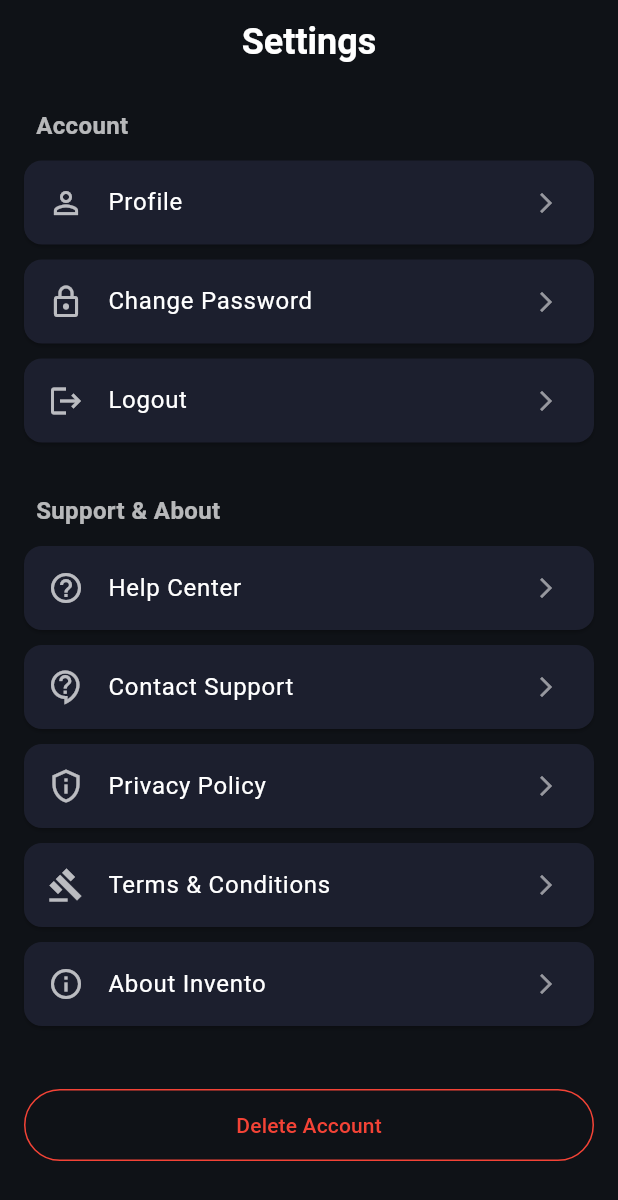
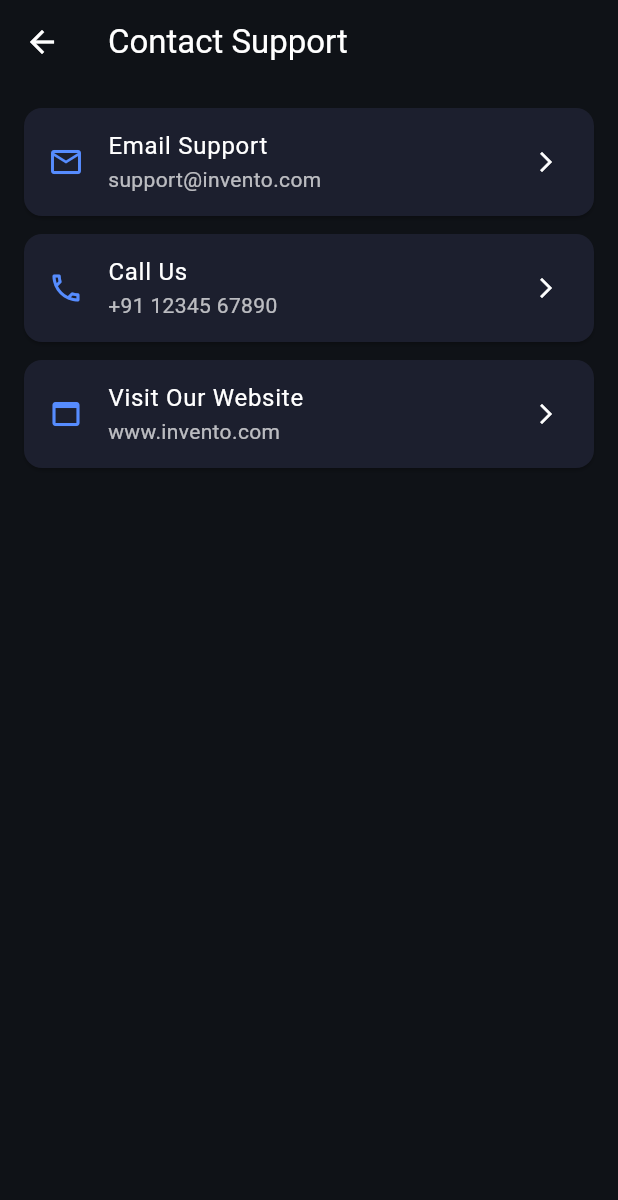
Before and after one commit to RvShivam/invento, a Flutter app: the SettingsScreen screen opened directly, after a tap on "Contact Support", on a phone screen of 412 x 824 dp. Shown: the top 1200 px of the screen. Run offline on Flutter 3.47's test engine with Material 3 defaults, Android fonts, the phone set to English and light mode, and no system bars; our stand-ins replace csv, fl_chart, pdf, printing; missing offline and left inert: file_saver.

Commit message:
Settings screen done

```diff
--- /dev/null
+++ b/lib/screens/contact_us_screen.dart
@@ -0,0 +1,70 @@
+import 'package:flutter/material.dart';
+import 'package:url_launcher/url_launcher.dart';
+
+class ContactUsScreen extends StatelessWidget {
+  const ContactUsScreen({super.key});
+
+  // Helper to launch URLs (mailto for email, tel for phone)
+  Future<void> _launchURL(String url) async {
+    final Uri uri = Uri.parse(url);
+    if (!await launchUrl(uri)) {
+      debugPrint('Could not launch $url');
+    }
+  }
+
+  @override
+  Widget build(BuildContext context) {
+    return Scaffold(
+      appBar: AppBar(
+        title: const Text('Contact Support'),
+        backgroundColor: Colors.transparent,
+      ),
+      body: ListView(
+        padding: const EdgeInsets.all(16.0),
+        children: [
+          _buildContactCard(
+            context: context,
+            icon: Icons.email_outlined,
+            title: 'Email Support',
+            subtitle: 'support@invento.com',
+            onTap: () => _launchURL('mailto:support@invento.com'),
+          ),
+          _buildContactCard(
+            context: context,
+            icon: Icons.phone_outlined,
+            title: 'Call Us',
+            subtitle: '+91 12345 67890',
+            onTap: () => _launchURL('tel:+911234567890'),
+          ),
+          _buildContactCard(
+            context: context,
+            icon: Icons.web_asset_outlined,
+            title: 'Visit Our Website',
+            subtitle: 'www.invento.com',
+            onTap: () => _launchURL('https://www.invento.com'),
+          ),
+        ],
+      ),
+    );
+  }
+
+  Widget _buildContactCard({
+    required BuildContext context,
+    required IconData icon,
+    required String title,
+    required String subtitle,
+    required VoidCallback onTap,
+  }) {
+    return Card(
+      color: const Color(0xFF1C1F2E),
+      margin: const EdgeInsets.only(bottom: 12.0),
+      child: ListTile(
+        leading: Icon(icon, color: Theme.of(context).colorScheme.primary),
+        title: Text(title),
+        subtitle: Text(subtitle, style: const TextStyle(color: Colors.white70)),
+        trailing: const Icon(Icons.arrow_forward_ios, size: 16),
+        onTap: onTap,
+      ),
+    );
+  }
+}
--- a/lib/screens/settings_screen.dart
+++ b/lib/screens/settings_screen.dart
@@ -3,6 +3,8 @@ import 'package:invento_app/screens/verification_screen.dart';
 import 'package:url_launcher/url_launcher.dart';
 import '../widgets/delete_account_dialog.dart';
 import 'package:invento_app/screens/profile_screen.dart';
+import 'package:invento_app/screens/contact_us_screen.dart';
+import 'package:invento_app/screens/faq_screen.dart';
 
 Future<void> _launchURL(String url) async {
   final Uri uri = Uri.parse(url);
@@ -61,9 +63,11 @@ class SettingsScreen extends StatelessWidget {
           _buildSettingsCard(
             context: context,
             icon: Icons.help_outline,
-            title: 'Help Center',
+            title: 'FAQ',
             onTap: () {
-              // TODO: Open a URL or navigate to a Help screen
+              Navigator.of(context).push(
+                MaterialPageRoute(builder: (context) => const FAQScreen()),
+              );
             },
           ),
           _buildSettingsCard(
@@ -71,7 +75,9 @@ class SettingsScreen extends StatelessWidget {
             icon: Icons.contact_support_outlined,
             title: 'Contact Support',
             onTap: () {
-              // TODO: Launch email client or contact form
+              Navigator.of(context).push(
+                MaterialPageRoute(builder: (context) => const ContactUsScreen()),
+              );
             },
           ),
           _buildSettingsCard(
```
Also changed, not shown: lib/screens/faq_screen.dart (added, +100 -0 lines).
